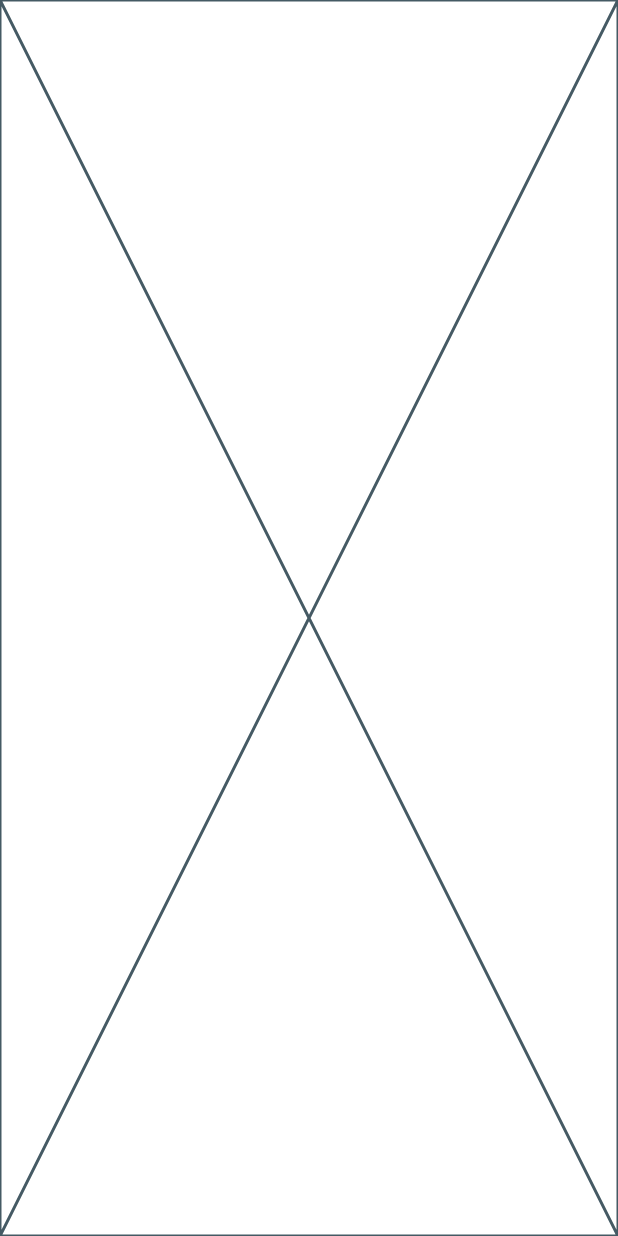
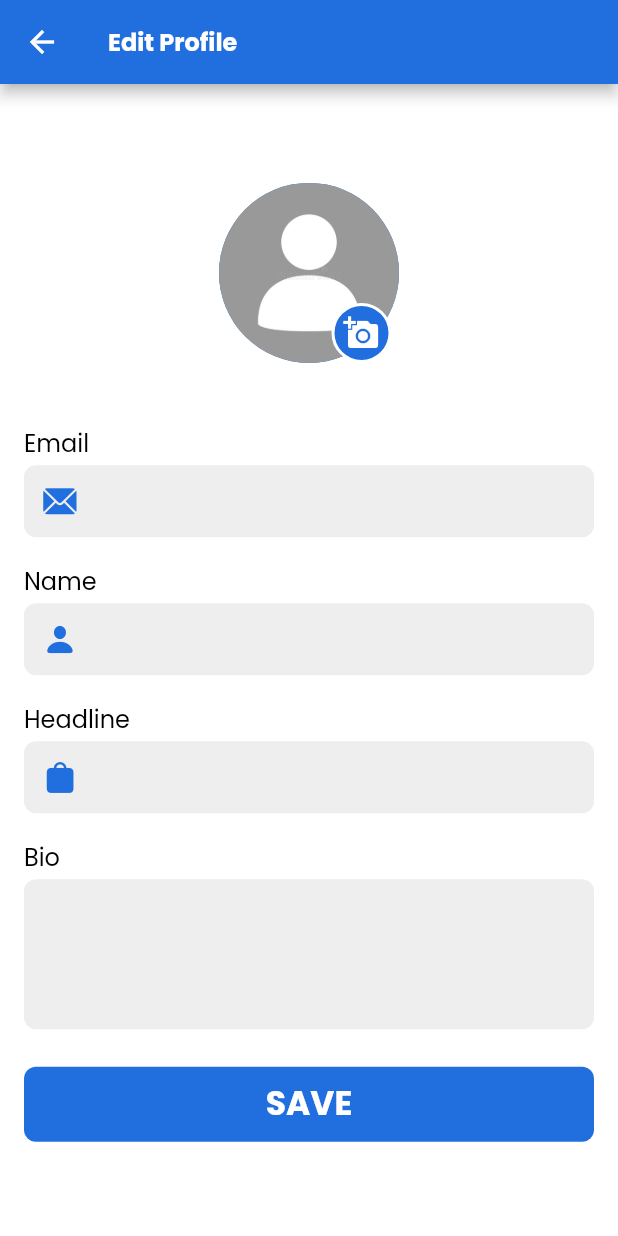
Before and after one commit to includejoe/devopportunity_flutter, a Flutter app: the screen it shows once a user with an empty profile is signed in, item 3 of the bottom bar chosen, after a tap on "Edit Profile", on a phone screen of 412 x 824 dp. Run offline on Flutter 3.47's test engine with Material 2 defaults, Android fonts, the phone set to English and light mode, and no system bars; our stand-ins replace cloud_firestore, firebase_auth, firebase_core, firebase_storage, get_it, google_fonts and 2 more; accounts and stored records are empty.

Commit message:
edit profile screen integrated with firebase

```diff
--- a/lib/base/main.dart
+++ b/lib/base/main.dart
@@ -2,7 +2,6 @@ import 'package:dev_opportunity/base/di/get_it.dart';
 import 'package:dev_opportunity/base/presentation/screens/main_screen.dart';
 import 'package:dev_opportunity/base/presentation/theme/theme_constants.dart';
 import 'package:dev_opportunity/base/presentation/theme/theme_provider.dart';
-import 'package:dev_opportunity/base/providers/user_provider.dart';
 import 'package:dev_opportunity/user/presentation/screens/login_screen.dart';
 import 'package:firebase_auth/firebase_auth.dart';
 import 'package:flutter/material.dart';
@@ -25,7 +24,6 @@ Future main() async {
 // function to run before splash screen is done
 void loadAppResources({BuildContext? context}) async {
   initialize();
-
   await Future.delayed(const Duration(seconds: 1));
   // FlutterNativeSplash.remove();
 }
@@ -42,7 +40,6 @@ class MyApp extends StatelessWidget {
 
     return MultiProvider(
       providers: [
-        ChangeNotifierProvider(create: (_) => UserProvider()),
         ChangeNotifierProvider(create: (_) => ThemeProvider()),
       ],
       child: Consumer<ThemeProvider>(
--- a/lib/base/presentation/screens/main_screen.dart
+++ b/lib/base/presentation/screens/main_screen.dart
@@ -64,7 +64,7 @@ class _MainScreenState extends State<MainScreen> {
                 label: 'Post Job'
             ),
             BottomNavigationBarItem(
-                icon: Icon(_currentScreen == 3 ?
+                icon: Icon(_currentScreen == 2 ?
                 CupertinoIcons.gear_solid :
                 CupertinoIcons.gear
                 ),
--- a/lib/base/providers/user_provider.dart
+++ /dev/null
@@ -1,16 +0,0 @@
-import 'package:dev_opportunity/user/presentation/view_models/user_view_model.dart';
-import 'package:flutter/material.dart';
-import 'package:dev_opportunity/user/domain/models/user.dart';
-
-class UserProvider with ChangeNotifier {
-  UserModel? _user;
-  final UserViewModel _userViewModel = UserViewModel();
-
-  UserModel get getUser => _user!;
-
-  Future<void> refreshUser() async {
-    UserModel user = await _userViewModel.getUserDetails();
-    _user = user;
-    notifyListeners();
-  }
-}
--- /dev/null
+++ b/lib/user/presentation/screens/edit_profile_screen.dart
@@ -0,0 +1,233 @@
+import 'dart:typed_data';
+import 'package:dev_opportunity/base/di/get_it.dart';
+import 'package:dev_opportunity/base/presentation/widgets/buttons/main_button.dart';
+import 'package:dev_opportunity/base/presentation/widgets/inputs/text_input.dart';
+import 'package:dev_opportunity/base/presentation/widgets/loader.dart';
+import 'package:dev_opportunity/base/presentation/widgets/snackbar.dart';
+import 'package:dev_opportunity/base/utils/input_validators/text.dart';
+import 'package:dev_opportunity/base/utils/pick_image.dart';
+import 'package:dev_opportunity/user/domain/models/user.dart';
+import 'package:dev_opportunity/user/presentation/view_models/user_view_model.dart';
+import 'package:flutter/cupertino.dart';
+import 'package:flutter/material.dart';
+import 'package:image_picker/image_picker.dart';
+
+class EditProfileScreen extends StatefulWidget {
+  const EditProfileScreen({super.key});
+
+  @override
+  State<EditProfileScreen> createState() => _EditProfileScreenState();
+}
+
+class _EditProfileScreenState extends State<EditProfileScreen> {
+  final _userViewModel = getIt<UserViewModel>();
+  UserModel? _user;
+  bool _isPageLoading = false;
+  bool _isSaving = false;
+  Uint8List? _profileImage;
+
+  // controllers
+  final _emailController = TextEditingController();
+  final _nameController = TextEditingController();
+  final _headlineController = TextEditingController();
+  final _bioController = TextEditingController();
+
+  // focus nodes
+  final _headlineFocusNode = FocusNode();
+  final _bioFocusNode = FocusNode();
+
+  // errors
+  String? _nameError;
+  String? _headlineError;
+
+  void selectImage () async {
+    Uint8List pickedImage = await pickImage(ImageSource.gallery);
+    setState(() {
+      _profileImage = pickedImage;
+    });
+  }
+
+  void initialize() async {
+    setState(() {_isPageLoading = true;});
+    _user = await _userViewModel.getUserDetails();
+    _emailController.text = _user?.email ?? "";
+    _nameController.text = _user?.name ?? "";
+    _headlineController.text = _user?.headline ?? "";
+    _bioController.text = _user?.bio ?? "";
+    setState(() {_isPageLoading = false;});
+  }
+
+  void updateProfile(context) async {
+    setState(() {_isSaving = true;});
+    bool successful = await _userViewModel.updateUser(
+      name: _nameController.text,
+      headline: _headlineController.text,
+      bio: _bioController.text,
+      profileImage: _profileImage,
+      imageUrl: _user?.profilePic
+    );
+
+    if (successful) {
+      UserModel? updatedUser = await _userViewModel.getUserDetails();
+        setState(() {
+          _user = updatedUser;
+        });
+      showSnackBar(context, "Profile updated successfully", Colors.green);
+    } else {
+      showSnackBar(context, "Something went wrong", Colors.redAccent);
+    }
+
+    setState(() {_isSaving = false;});
+  }
+
+  @override
+  void initState() {
+    super.initState();
+    initialize();
+  }
+
+  @override
+  Widget build(BuildContext context) {
+    final theme = Theme.of(context);
+    final nameValidator = TextValidator(context);
+    final headlineValidator = TextValidator(context);
+
+    return Scaffold(
+        appBar: AppBar(
+          automaticallyImplyLeading: true,
+          backgroundColor: theme.colorScheme.primary,
+          title: Text(
+            "Edit Profile",
+            style: theme.textTheme.headlineMedium?.copyWith(
+                color: theme.colorScheme.onPrimary
+            ),
+          ),
+        ),
+        body: _isPageLoading ? const Center(
+          child: Loader(size: 24),
+        ) : SingleChildScrollView(
+          child: Padding(
+            padding: const EdgeInsets.symmetric(horizontal: 16),
+            child: Column(
+                crossAxisAlignment: CrossAxisAlignment.center,
+                mainAxisAlignment: MainAxisAlignment.end,
+                mainAxisSize: MainAxisSize.max,
+                children: [
+                  SizedBox(height: MediaQuery.of(context).size.height * 0.08,),
+                  Center(
+                    child: Stack(
+                      children: [
+                        _profileImage != null ? CircleAvatar(
+                          radius: 60,
+                          backgroundImage: MemoryImage(_profileImage!),
+                        ) : _user?.profilePic != null && _user?.profilePic != "" ? CircleAvatar(
+                          radius: 60,
+                          backgroundImage: NetworkImage(_user!.profilePic!),
+                        ) : const CircleAvatar(
+                          radius: 60,
+                          backgroundImage: AssetImage("assets/avatar.jpg"),
+                        ),
+                        Positioned(
+                            bottom: 0,
+                            left: 75,
+                            child: GestureDetector(
+                              onTap: selectImage,
+                              child: Container(
+                                height: 40,
+                                width: 40,
+                                decoration: BoxDecoration(
+                                    color: theme.colorScheme.primary,
+                                    border: Border.all(
+                                      color: theme.colorScheme.onPrimary,
+                                      width: 2,
+                                    ),
+                                    borderRadius: BorderRadius.circular(50)
+                                ),
+                                child:  Icon(
+                                    Icons.add_a_photo,
+                                    color: theme.colorScheme.onPrimary
+                                ),
+                              ),
+                            )
+                        )
+                      ],
+                    ),
+                  ),
+                  SizedBox(height: MediaQuery.of(context).size.height * 0.05,),
+                  TextInput(
+                    controller: _emailController,
+                    textInputType: TextInputType.emailAddress,
+                    inputAction: TextInputAction.next,
+                    prefixIcon: CupertinoIcons.envelope_fill,
+                    enabled: false,
+                    label: "Email",
+                  ),
+                  const SizedBox(height: 15,),
+                  TextInput(
+                    controller: _nameController,
+                    textInputType: TextInputType.text,
+                    inputAction: TextInputAction.next,
+                    prefixIcon: CupertinoIcons.person_fill,
+                    enabled: true,
+                    label: "Name",
+                    error: _nameError,
+                    onFieldSubmitted: (_) {
+                      FocusScope.of(context).requestFocus(_headlineFocusNode);
+                    },
+                  ),
+                  const SizedBox(height: 15,),
+                  TextInput(
+                    controller: _headlineController,
+                    textInputType: TextInputType.text,
+                    inputAction: TextInputAction.next,
+                    prefixIcon: CupertinoIcons.bag_fill,
+                    focusNode: _headlineFocusNode,
+                    enabled: true,
+                    label: "Headline",
+                    error: _headlineError,
+                    onFieldSubmitted: (_) {
+                      FocusScope.of(context).requestFocus(_bioFocusNode);
+                    },
+                  ),
+                  const SizedBox(height: 15,),
+                  TextInput(
+                    controller: _bioController,
+                    textInputType: TextInputType.text,
+                    height: 100.0,
+                    maxLines: 5,
+                    focusNode: _bioFocusNode,
+                    inputAction: TextInputAction.done,
+                    enabled: true,
+                    label: "Bio",
+                    onFieldSubmitted: (_) {
+                      FocusScope.of(context).unfocus();
+                    },
+                  ),
+                  const SizedBox(height: 25,),
+                  _isSaving ? const Loader(size: 24) : Button(
+                      onTap: () {
+                        setState(() {
+                          _nameError = nameValidator(_nameController.text);
+                          _headlineError = headlineValidator(_headlineController.text);
+                        });
+
+                        final errors = [
+                          _nameError,
+                          _headlineError,
+                        ];
+
+                        if(errors.every((error) => error == null)) {
+                          FocusScope.of(context).unfocus();
+                          updateProfile(context);
+                        }
+                      },
+                      text: "SAVE"
+                  ),
+                  const SizedBox(height: 25,),
+                ]
+            ),
+          ),
+        )
+    );
+  }
+}
--- a/lib/user/presentation/screens/profile_screen.dart
+++ /dev/null
@@ -1,15 +0,0 @@
-import 'package:flutter/material.dart';
-
-class ProfileScreen extends StatefulWidget {
-  const ProfileScreen({super.key});
-
-  @override
-  State<ProfileScreen> createState() => _ProfileScreenState();
-}
-
-class _ProfileScreenState extends State<ProfileScreen> {
-  @override
-  Widget build(BuildContext context) {
-    return const Placeholder();
-  }
-}
--- a/lib/user/presentation/screens/register_screen.dart
+++ b/lib/user/presentation/screens/register_screen.dart
@@ -33,7 +33,6 @@ class _RegisterScreenState extends State<RegisterScreen> {
   final _confirmPasswordController = TextEditingController();
 
   // focus nodes
-  final _emailFocusNode = FocusNode();
   final _nameFocusNode = FocusNode();
   final _headlineFocusNode = FocusNode();
   final _passwordFocusNode = FocusNode();
@@ -139,7 +138,6 @@ class _RegisterScreenState extends State<RegisterScreen> {
                   TextInput(
                     controller: _emailController,
                     textInputType: TextInputType.emailAddress,
-                    focusNode: _emailFocusNode,
                     inputAction: TextInputAction.next,
                     prefixIcon: CupertinoIcons.envelope_fill,
                     placeholder: "ex. johndoe@gmail.com",
--- a/lib/user/presentation/screens/settings_screen.dart
+++ b/lib/user/presentation/screens/settings_screen.dart
@@ -1,8 +1,9 @@
 import 'package:dev_opportunity/base/di/get_it.dart';
 import 'package:dev_opportunity/base/presentation/widgets/dialogs/confirmation_dialog.dart';
 import 'package:dev_opportunity/base/presentation/widgets/list_item.dart';
+import 'package:dev_opportunity/user/presentation/screens/edit_profile_screen.dart';
 import 'package:dev_opportunity/user/presentation/screens/login_screen.dart';
-import 'package:dev_opportunity/user/presentation/screens/profile_screen.dart';
+import 'package:dev_opportunity/user/presentation/screens/resume_screen.dart';
 import 'package:dev_opportunity/user/presentation/view_models/user_view_model.dart';
 import 'package:dev_opportunity/user/presentation/widgets/theme_switch.dart';
 import 'package:flutter/cupertino.dart';
@@ -29,7 +30,19 @@ class _SettingsScreenState extends State<SettingsScreen> {
           Navigator.push(
               context,
               MaterialPageRoute(
-                  builder: (context) => const ProfileScreen()
+                  builder: (context) => const EditProfileScreen()
+              )
+          );
+        },
+      ),
+      ListItem(
+        icon: CupertinoIcons.doc_append,
+        text: "Resume",
+        onTap: () {
+          Navigator.push(
+              context,
+              MaterialPageRoute(
+                  builder: (context) => const ResumeScreen()
               )
           );
         },
--- a/lib/user/presentation/view_models/user_view_model.dart
+++ b/lib/user/presentation/view_models/user_view_model.dart
@@ -1,4 +1,6 @@
+import 'dart:typed_data';
 import 'package:cloud_firestore/cloud_firestore.dart';
+import 'package:dev_opportunity/base/utils/storage_methods.dart';
 import 'package:firebase_auth/firebase_auth.dart';
 import 'package:dev_opportunity/user/domain/models/user.dart';
 
@@ -7,9 +9,8 @@ class UserViewModel {
   final FirebaseFirestore _firestore = FirebaseFirestore.instance;
 
   // Get User Details
-  Future<UserModel> getUserDetails() async {
+  Future<UserModel?> getUserDetails() async {
     User currentUser = _auth.currentUser!;
-
     DocumentSnapshot snapshot = await _firestore
         .collection("users")
         .doc(currentUser.uid)
@@ -67,6 +68,39 @@ class UserViewModel {
     return successful;
   }
 
+  // Update User
+  Future<bool> updateUser({
+    required String name,
+    required String headline,
+    required String bio,
+    required String? imageUrl,
+    Uint8List? profileImage
+  }) async {
+    bool successful = false;
+
+    if (profileImage != null) {
+      imageUrl = await StorageMethods().uploadImageToStorage("profile_pics", profileImage, false);
+    }
+
+    UserModel user = UserModel(
+      email: _auth.currentUser!.email!,
+      uid: _auth.currentUser!.uid,
+      name: name,
+      headline: headline,
+      bio: bio,
+      profilePic: imageUrl
+    );
+
+    try {
+      await _firestore.collection("users").doc(_auth.currentUser!.uid).set(user.toJson());
+      successful = true;
+    } catch(error) {
+      successful = false;
+    }
+    return successful;
+  }
+
+  // Sign Out
   Future<bool> signOut() async {
     bool successful = false;
 
```
Also changed, not shown: lib/base/utils/pick_image.dart (added, +12 -0 lines), lib/base/utils/storage_methods.dart (added, +28 -0 lines), lib/user/domain/models/experience.dart (added, +41 -0 lines), lib/user/domain/models/resume.dart (added, +34 -0 lines), lib/user/presentation/screens/resume_screen.dart (added, +34 -0 lines), assets/avatar.jpg (added).
